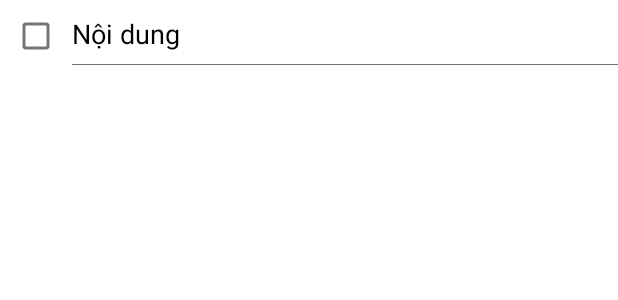
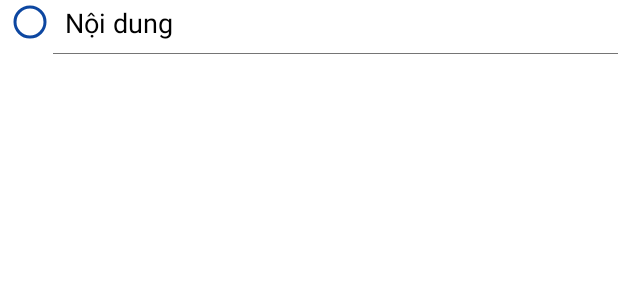
Before and after one commit to quang983/Reminds, an Android app: the layout item_content_check.xml on its own in the app's theme, with its tools: preview values and no code run, on a phone screen of 412 x 824 dp. Shown: the top 300 px of the screen. Run offline under Robolectric (Android 15) with nearby library versions, the phone set to English and light mode, and no system bars.

Commit message:
circle checkbox

```diff
--- a/app/src/main/java/com/example/reminds/common/SwipeToActionCallBack.kt
+++ b/app/src/main/java/com/example/reminds/common/SwipeToActionCallBack.kt
@@ -46,7 +46,7 @@ abstract class SwipeToDeleteCallback internal constructor(context: Context) :
     ) {
         super.onChildDraw(c, recyclerView, viewHolder, dX, dY, actionState, isCurrentlyActive)
         val itemView: View = viewHolder.itemView
-        val itemHeight: Int = itemView.getHeight()
+        val itemHeight: Int = itemView.height
         val isCancelled = dX == 0f && !isCurrentlyActive
         if (isCancelled) {
             clearCanvas(
@@ -95,7 +95,7 @@ abstract class SwipeToDeleteCallback internal constructor(context: Context) :
     }
 
     override fun getSwipeThreshold(viewHolder: RecyclerView.ViewHolder): Float {
-        return 0.7f
+        return 0.6f
     }
 
     init {
--- a/app/src/main/java/com/example/reminds/ui/adapter/ListContentCheckAdapter.kt
+++ b/app/src/main/java/com/example/reminds/ui/adapter/ListContentCheckAdapter.kt
@@ -139,7 +139,7 @@ class ListContentCheckAdapter(
                     timer.purge()
                 }
             }
-            view.rbChecked.isChecked = false
+            view.rbChecked.setChecked(false)
         }
     }
 
--- a/app/src/main/java/com/example/reminds/ui/fragment/home/HomeViewModel.kt
+++ b/app/src/main/java/com/example/reminds/ui/fragment/home/HomeViewModel.kt
@@ -19,8 +19,10 @@ class HomeViewModel @ViewModelInject constructor(
     private val insertTopicUseCase: InsertTopicUseCase
 ) : BaseViewModel() {
     val topicData: LiveData<List<TopicGroupEntity>> = liveData {
-        fetchTopicUseCase.invoke(BaseUseCase.Param()).collect {
-            emit(it)
+        fetchTopicUseCase.invoke(BaseUseCase.Param()).collect { it ->
+            val list = it.filter { it.startDate != 0L }.sortedBy { it.startDate }.toMutableList()
+            list.addAll(it.filter { it.startDate == 0L })
+            emit(list)
         }
     }
 
--- /dev/null
+++ b/app/src/main/java/com/example/reminds/utils/custom/CircleCheckBox.java
@@ -0,0 +1,456 @@
+package com.example.reminds.utils.custom;
+
+import android.content.Context;
+import android.content.res.TypedArray;
+import android.graphics.Canvas;
+import android.graphics.Color;
+import android.graphics.Paint;
+import android.os.Handler;
+import android.util.AttributeSet;
+import android.view.View;
+
+import com.example.reminds.R;
+
+import java.util.Timer;
+
+
+import static android.graphics.Paint.ANTI_ALIAS_FLAG;
+
+public class CircleCheckBox extends View {
+    private float innerCircleRadius = 20.f;
+    private float outerCircleRadius = innerCircleRadius / 2f;
+    private float textSize = 20f;
+    private float borderThickness = 5f;
+    private float tickThickness = 2f;
+    private float textLeftPadding = 2f;
+
+    private float increment = 20;
+    private float total_time = 100;
+    private final Paint mPaintPageFill = new Paint(ANTI_ALIAS_FLAG);
+    private final Paint mPaintPageStroke = new Paint(ANTI_ALIAS_FLAG);
+    private final Paint mPaintTick = new Paint(ANTI_ALIAS_FLAG);
+    private final Paint mPaintOuter = new Paint(ANTI_ALIAS_FLAG);
+    private final Paint mPaintText = new Paint(ANTI_ALIAS_FLAG);
+    private boolean firstRun = true;
+    private boolean timer_running = false;
+    private float tick_third_ = innerCircleRadius / 3;
+    private boolean draw_tick_part_one = false;
+    private String text = "";
+
+    private int tick_color = Color.argb(255, 255, 255, 255);
+    private int text_color = Color.argb(255, 0, 0, 0);
+    private int outerCircleColor = Color.argb(100, 0, 207, 173);
+    private int innerCircleColor = Color.argb(255, 0, 207, 173);
+    private int circleBorderColor = Color.argb(255, 0, 207, 173);
+
+    private OnCheckedChangeListener listener;
+
+    private boolean showOuterCircle = true;
+
+    float centerX = 0;
+    float centerY = 0;
+    private boolean isChecked = false;
+
+    private boolean draw_tick = false;
+
+    Timer timer = new Timer();
+
+    public CircleCheckBox(Context context) {
+        super(context);
+        init(context, null);
+    }
+
+    public CircleCheckBox(Context context, AttributeSet attrs) {
+        super(context, attrs);
+        init(context, attrs);
+    }
+
+    public CircleCheckBox(Context context, AttributeSet attrs, int defStyleAttr) {
+        super(context, attrs, defStyleAttr);
+        init(context, attrs);
+    }
+
+    public void init(Context context, AttributeSet attrs) {
+        if (attrs != null) {
+            TypedArray a = context.getTheme().obtainStyledAttributes(
+                    attrs,
+                    R.styleable.CircleCheckbox,
+                    0, 0);
+
+            try {
+//                setTickColorHex(a.getString(R.styleable.tick));
+                setTextColorHex(a.getString(R.styleable.CircleCheckbox_textColor));
+                setShowOuterCircle(a.getBoolean(R.styleable.CircleCheckbox_showOuterCircle, true));
+                setInnerCircleColorHex(a.getString(R.styleable.CircleCheckbox_innerCircleColor));
+                setOuterCircleColorHex(a.getString(R.styleable.CircleCheckbox_outerCircleColor));
+                setCircleBorderColorHex(a.getString(R.styleable.CircleCheckbox_circleBorderColor));
+                setTickThickness(a.getDimension(R.styleable.CircleCheckbox_tickThickness, tickThickness));
+                setBorderThickness(a.getDimension(R.styleable.CircleCheckbox_borderThickness, borderThickness));
+                setTextLeftPadding(a.getDimension(R.styleable.CircleCheckbox_textLeftPadding, textLeftPadding));
+                setTextSize(a.getDimension(R.styleable.CircleCheckbox_textSize, textSize));
+                setInnerCircleRadius(a.getDimension(R.styleable.CircleCheckbox_innerCircleRadius, innerCircleRadius));
+                setOuterCircleRadius(a.getDimension(R.styleable.CircleCheckbox_outerCircleRadius, outerCircleRadius));
+                setText(a.getString(R.styleable.CircleCheckbox_text));
+            } finally {
+                a.recycle();
+            }
+        }
+
+        mPaintOuter.setColor(outerCircleColor);
+        mPaintPageFill.setColor(innerCircleColor);
+        mPaintTick.setColor(tick_color);
+        mPaintTick.setStrokeWidth(tickThickness * 2);
+
+        mPaintPageStroke.setColor(circleBorderColor);
+        mPaintPageStroke.setStrokeWidth(borderThickness);
+        mPaintPageStroke.setStyle(Paint.Style.STROKE);
+
+        mPaintText.setTextSize(textSize);
+        mPaintText.setColor(text_color);
+
+        setOnClickListener(new OnClickListener() {
+            @Override
+            public void onClick(View v) {
+                setChecked(!isChecked);
+            }
+        });
+    }
+
+    private float current_radius = 0.0f;
+    float time = 0;
+
+    float tick_x = 0;
+    float tick_y = 0;
+    float tick_x_two = 0;
+    float tick_y_two = 0;
+    // Interpolator interpolator = new BounceInterpolator();
+
+    @Override
+    protected void onDraw(Canvas canvas) {
+        super.onDraw(canvas);
+
+        centerX = innerCircleRadius + outerCircleRadius + getPaddingLeft();
+
+        centerY = getHeight() / 2;
+
+        //float interpolation = Math.abs(interpolator.getInterpolation(time));
+
+        canvas.drawCircle(centerX, centerY, innerCircleRadius, mPaintPageStroke);
+
+        if (isChecked) {
+            if (draw_tick) {
+                float tick_offset = tickThickness * 2;
+                if (showOuterCircle) {
+                    canvas.drawCircle(centerX, centerY, current_radius + outerCircleRadius, mPaintOuter);
+                }
+                canvas.drawCircle(centerX, centerY, innerCircleRadius, mPaintPageFill);
+                if (draw_tick_part_one) {
+
+                    canvas.drawCircle(centerX - tick_offset - tick_third_, centerY, tickThickness, mPaintTick);
+                    canvas.drawLine(centerX - tick_offset - tick_third_, centerY, tick_x - tick_offset, tick_y, mPaintTick);
+                    canvas.drawCircle(tick_x - tick_offset, tick_y, tickThickness, mPaintTick);
+                } else {
+                    canvas.drawCircle(centerX - tick_offset - tick_third_, centerY, tickThickness, mPaintTick);
+                    canvas.drawLine(centerX - tick_offset - tick_third_, centerY, tick_x - tick_offset, tick_y, mPaintTick);
+                    canvas.drawCircle(tick_x - tick_offset, tick_y, tickThickness, mPaintTick);
+
+                    canvas.drawLine(centerX - tick_offset, tick_y, tick_x_two - tick_offset, tick_y_two, mPaintTick);
+                    canvas.drawCircle(tick_x_two - tick_offset, tick_y_two, tickThickness, mPaintTick);
+                }
+
+            } else {
+                if (showOuterCircle && current_radius >= innerCircleRadius - outerCircleRadius) {
+                    canvas.drawCircle(centerX, centerY, (current_radius + outerCircleRadius), mPaintOuter);
+                }
+                canvas.drawCircle(centerX, centerY, current_radius, mPaintPageFill);
+            }
+        } else {
+            if (!firstRun) {
+                canvas.drawCircle(centerX, centerY, current_radius, mPaintPageFill);
+            }
+        }
+
+        if (isChecked) {
+            if (!timer_running) {
+                tick_x = centerX;// tick_third_;
+                tick_y = centerY + tick_third_;
+                float tick_offset = tickThickness * 2;
+                canvas.drawCircle(centerX - tick_offset - tick_third_, centerY, tickThickness, mPaintTick);
+                canvas.drawLine(centerX - tick_offset - tick_third_, centerY, tick_x - tick_offset, tick_y, mPaintTick);
+                canvas.drawCircle(tick_x - tick_offset, tick_y, tickThickness, mPaintTick);
+
+                tick_x_two = tick_x + (tick_third_ * 1.7f);
+                tick_y_two = tick_y - (tick_third_ * 1.7f);
+                canvas.drawLine(centerX - tick_offset, tick_y, tick_x_two - tick_offset, tick_y_two, mPaintTick);
+                canvas.drawCircle(tick_x_two - tick_offset, tick_y_two, tickThickness, mPaintTick);
+                tick_x = 0;
+                tick_y = 0;
+                tick_x_two = 0;
+                tick_x_two = 0;
+            }
+        }
+
+        canvas.drawText(text, centerX + textLeftPadding + innerCircleRadius + outerCircleRadius, centerY + textSize / 2, mPaintText);
+        firstRun = false;
+    }
+
+    Handler handler = new Handler();
+
+    private void startAnimationTimer() {
+        this.post(new Runnable() {
+            @Override
+            public void run() {
+                runAnimation();
+            }
+        });
+    }
+
+    private void runAnimation() {
+        handler.postDelayed(new Runnable() {
+            @Override
+            public void run() {
+                timer_running = true;
+                time += increment;
+                if (time < total_time) {
+
+                    float inc = innerCircleRadius / (total_time / increment);
+                    if (isChecked) {
+                        current_radius = current_radius + inc;
+                    } else {
+                        current_radius = current_radius - inc;
+                    }
+                    postInvalidate();
+                    runAnimation();
+                } else {
+                    if (isChecked) {
+                        time = 0;
+                        startTickAnimation();
+                    } else {
+                        timer_running = false;
+                    }
+                }
+            }
+        }, (long) increment);
+    }
+
+    private void startTickAnimation() {
+        handler.postDelayed(new Runnable() {
+            @Override
+            public void run() {
+                draw_tick_part_one = true;
+                timer_running = true;
+                draw_tick = true;
+
+                if (time == 0) {
+                    tick_x = centerX - tick_third_;
+                    tick_y = centerY;
+                }
+                float inc_tick = tick_third_ / (total_time / increment);
+
+                tick_x += inc_tick;
+                tick_y += inc_tick;
+
+                time += increment;
+                if (time <= total_time) {
+                    postInvalidate();
+                    startTickAnimation();
+                } else {
+                    draw_tick_part_one = false;
+                    time = 0;
+                    startTickPartTwoAnimation();
+                }
+            }
+        }, (int) increment);
+    }
+
+    private void startTickPartTwoAnimation() {
+        handler.postDelayed(new Runnable() {
+            @Override
+            public void run() {
+                timer_running = true;
+                draw_tick = true;
+                if (time == 0) {
+                    tick_x_two = tick_x;
+                    tick_y_two = tick_y;
+                }
+
+                float inc_tick = tick_third_ * 1.7f / (total_time / increment);
+
+                tick_x_two += inc_tick;
+                tick_y_two -= inc_tick;
+
+                time += increment;
+                if (time <= total_time) {
+                    postInvalidate();
+                    startTickPartTwoAnimation();
+                } else {
+                    timer_running = false;
+                    draw_tick = false;
+                    time = 0;
+                }
+            }
+        }, (long) increment);
+    }
+
+    public int getTickColor() {
+        return tick_color;
+    }
+
+    public void setTickColor(int tick_color) {
+        this.tick_color = tick_color;
+    }
+
+    public void setTickColorHex(String tick_color) {
+        if (tick_color != null)
+            this.tick_color = Color.parseColor(tick_color);
+    }
+
+    public int getTextColor() {
+        return text_color;
+    }
+
+    public void setTextColor(int text_color) {
+        this.text_color = text_color;
+    }
+
+    public void setTextColorHex(String color) {
+        if (color != null)
+            this.text_color = Color.parseColor(color);
+    }
+
+    public boolean isShowOuterCircle() {
+        return showOuterCircle;
+    }
+
+    public void setShowOuterCircle(boolean showOuterCircle) {
+        this.showOuterCircle = showOuterCircle;
+    }
+
+    public int getInnerCircleColor() {
+        return innerCircleColor;
+    }
+
+    public void setInnerCircleColor(int innerCircleColor) {
+        this.innerCircleColor = innerCircleColor;
+    }
+
+    public void setInnerCircleColorHex(String innerCircleColor) {
+        if (innerCircleColor != null)
+            this.innerCircleColor = Color.parseColor(innerCircleColor);
+    }
+
+    public int getOuterCircleColor() {
+        return outerCircleColor;
+    }
+
+    public void setOuterCircleColor(int outerCircleColor) {
+        this.outerCircleColor = outerCircleColor;
+    }
+
+    public void setOuterCircleColorHex(String outerCircleColor) {
+        if (outerCircleColor != null)
+            this.outerCircleColor = Color.parseColor(outerCircleColor);
+    }
+
+    public int getCircleBorderColor() {
+        return circleBorderColor;
+    }
+
+    public void setCircleBorderColor(int circleBorderColor) {
+        this.circleBorderColor = circleBorderColor;
+    }
+
+    public void setCircleBorderColorHex(String color) {
+        if (color != null)
+            this.circleBorderColor = Color.parseColor(color);
+    }
+
+    public float getTickThickness() {
+        return tickThickness;
+    }
+
+    public void setTickThickness(float tickThickness) {
+        this.tickThickness = tickThickness;
+    }
+
+    public float getBorderThickness() {
+        return borderThickness;
+    }
+
+    public void setBorderThickness(float borderThickness) {
+        this.borderThickness = borderThickness;
+    }
+
+    public float getTextLeftPadding() {
+        return textLeftPadding;
+    }
+
+    public void setTextLeftPadding(float textLeftPadding) {
+        this.textLeftPadding = textLeftPadding;
+    }
+
+    public float getTextSize() {
+        return textSize;
+    }
+
+    public void setTextSize(float textSize) {
+        this.textSize = textSize;
+    }
+
+    public float getInnerCircleRadius() {
+        return innerCircleRadius;
+    }
+
+    public void setInnerCircleRadius(float innerCircleRadius) {
+        this.innerCircleRadius = innerCircleRadius;
+    }
+
+    public float getOuterCircleRadius() {
+        return outerCircleRadius;
+    }
+
+    public void setOuterCircleRadius(float outerCircleRadius) {
+        this.outerCircleRadius = outerCircleRadius;
+    }
+
+    public void setChecked(boolean isChecked) {
+        if (!timer_running) {
+            this.isChecked = isChecked;
+            if (listener != null)
+                listener.onCheckedChanged(this, isChecked);
+            if (isChecked) {
+                tick_x = 0;
+                tick_y = 0;
+                tick_x_two = 0;
+                tick_y_two = 0;
+                current_radius = 0;
+            }
+            time = 0;
+            startAnimationTimer();
+        }
+    }
+
+    public void setOnCheckedChangeListener(OnCheckedChangeListener listener) {
+        this.listener = listener;
+    }
+
+    int position;
+
+    public void setPosition(int position) {
+        this.position = position;
+    }
+
+    public interface OnCheckedChangeListener {
+        void onCheckedChanged(CircleCheckBox view, boolean isChecked);
+    }
+
+    public String getText() {
+        return text;
+    }
+
+    public void setText(String text) {
+        if (text != null) {
+            this.text = text;
+        }
+    }
+}
--- a/app/src/main/res/layout/item_content_check.xml
+++ b/app/src/main/res/layout/item_content_check.xml
@@ -5,14 +5,31 @@
     android:layout_width="match_parent"
     android:layout_height="wrap_content">
 
-    <com.google.android.material.checkbox.MaterialCheckBox
+    <!-- <com.google.android.material.checkbox.MaterialCheckBox
+         android:id="@+id/rbChecked"
+         android:checked="false"
+         app:useMaterialThemeColors="true"
+         android:layout_width="wrap_content"
+         android:layout_height="wrap_content"
+         app:layout_constraintStart_toStartOf="parent"
+         app:layout_constraintTop_toTopOf="parent" />-->
+
+    <com.example.reminds.utils.custom.CircleCheckBox
         android:id="@+id/rbChecked"
-        android:checked="false"
-        app:useMaterialThemeColors="true"
-        android:layout_width="wrap_content"
-        android:layout_height="wrap_content"
+        android:layout_width="35dp"
+        android:layout_height="30dp"
+        android:padding="@dimen/_6sdp"
+        app:borderThickness="2dp"
+        app:circleBorderColor="@color/blue_900"
+        app:innerCircleColor="@color/blue_900"
+        app:innerCircleRadius="10dp"
         app:layout_constraintStart_toStartOf="parent"
-        app:layout_constraintTop_toTopOf="parent" />
+        app:layout_constraintTop_toTopOf="parent"
+        app:outerCircleColor="@color/blue_700"
+        app:outerCircleRadius="2dp"
+        app:showOuterCircle="true"
+        app:tickColor="#ffffff"
+        app:tickThickness="1dp" />
 
     <EditText
         android:id="@+id/tvContentCheck"
@@ -20,11 +37,14 @@
         android:layout_height="wrap_content"
         android:background="@null"
         android:imeOptions="actionDone"
+        android:paddingStart="@dimen/_6sdp"
+        android:paddingEnd="@dimen/_6sdp"
         android:inputType="text"
         android:textColor="@color/black"
-        app:layout_constraintBaseline_toBaselineOf="@id/rbChecked"
+        app:layout_constraintBottom_toBottomOf="@id/rbChecked"
         app:layout_constraintEnd_toEndOf="parent"
         app:layout_constraintStart_toEndOf="@id/rbChecked"
+        app:layout_constraintTop_toTopOf="@id/rbChecked"
         tools:text="Nội dung" />
 
     <ImageView
```
Also changed, not shown: app/src/main/res/values/attrs.xml (added, +19 -0 lines).
